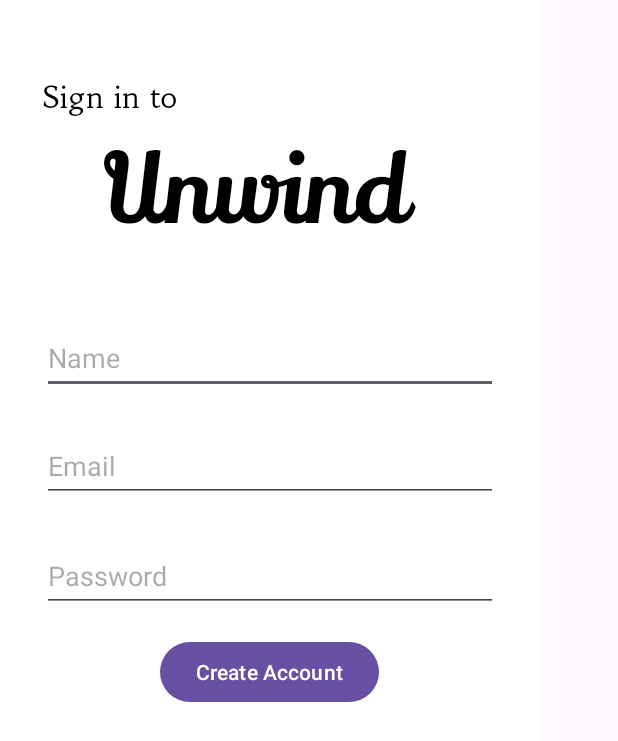
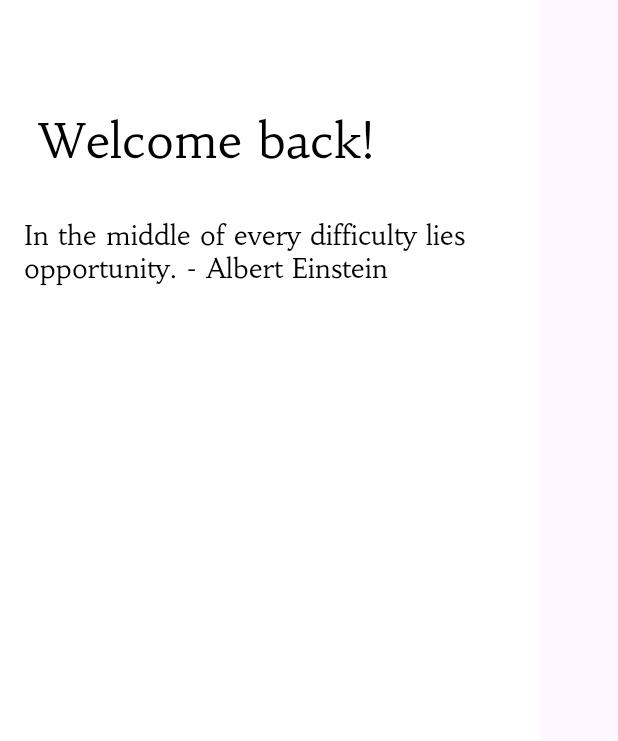
Before and after one commit to karlav24/Unwind, an Android app: the screen it shows after launch (LoginActivity before the commit, HomeActivity after it), on a phone screen of 412 x 824 dp. Shown: the top 741 px of the screen. Run offline under Robolectric (Android 15) with nearby library versions, the light colour scheme and no system bars.

Commit message:
added homepage and a fragment to display quotes, right now there is still no database for it, but i will be making the database to hold the quotes soon

```diff
--- /dev/null
+++ b/app/src/main/java/com/example/unwind/HomeActivity.kt
@@ -0,0 +1,25 @@
+package com.example.unwind
+
+import android.os.Bundle
+import android.widget.TextView
+import androidx.appcompat.app.AppCompatActivity
+
+class HomeActivity : AppCompatActivity() {
+    private lateinit var welcome_back: TextView
+    override fun onCreate(savedInstanceState: Bundle?) {
+        super.onCreate(savedInstanceState)
+        setContentView(R.layout.home_page_main)
+        welcome_back = findViewById(R.id.welcome_bac)
+        val userName = intent.getStringExtra("userName")
+        if (userName != null) {
+            welcome_back.text = "Welcome back, $userName!"
+        } else {
+            welcome_back.text = "Welcome back!"
+        }
+        val quotesFragment = QuotesFragment()
+        supportFragmentManager.beginTransaction()
+            .replace(R.id.fragmentContainer, quotesFragment)
+            .commit()
+
+    }
+}
--- /dev/null
+++ b/app/src/main/java/com/example/unwind/QuotesFragment.kt
@@ -0,0 +1,32 @@
+package com.example.unwind
+
+import android.os.Bundle
+import android.view.LayoutInflater
+import android.view.View
+import android.view.ViewGroup
+import android.widget.TextView
+import androidx.fragment.app.Fragment
+import com.example.unwind.R
+
+class QuotesFragment : Fragment() {
+
+    private lateinit var textViewQuote: TextView
+
+    override fun onCreateView(
+        inflater: LayoutInflater, container: ViewGroup?,
+        savedInstanceState: Bundle?
+    ): View? {
+        val view = inflater.inflate(R.layout.fragment_quotes, container, false)
+
+        textViewQuote = view.findViewById(R.id.textViewQuote)
+
+        loadQuote()
+
+        return view
+    }
+
+    private fun loadQuote() {
+        val sampleQuote = "In the middle of every difficulty lies opportunity. - Albert Einstein"
+        textViewQuote.text = sampleQuote
+    }
+}
--- /dev/null
+++ b/app/src/main/res/layout/fragment_quotes.xml
@@ -0,0 +1,16 @@
+<?xml version="1.0" encoding="utf-8"?>
+<LinearLayout xmlns:android="http://schemas.android.com/apk/res/android"
+    android:layout_width="match_parent"
+    android:layout_height="match_parent"
+    android:orientation="vertical"
+    android:padding="16dp">
+
+    <TextView
+        android:id="@+id/textViewQuote"
+        android:layout_width="wrap_content"
+        android:layout_height="wrap_content"
+        android:textSize="18sp"
+        android:textColor="@android:color/black"
+        android:textAppearance="@style/i_am_delibe"/>
+
+</LinearLayout>
--- /dev/null
+++ b/app/src/main/res/layout/home_page_main.xml
@@ -0,0 +1,32 @@
+<?xml version="1.0" encoding="utf-8"?>
+<RelativeLayout
+    xmlns:android="http://schemas.android.com/apk/res/android"
+    android:id="@+id/android_lar"
+    android:layout_width="360dp"
+    android:layout_height="800dp"
+    android:clipToOutline="true"
+    android:background="#FFFFFF"
+    >
+    <TextView
+        android:id="@+id/welcome_bac"
+        android:layout_width="288dp"
+        android:layout_height="39dp"
+        android:layout_alignParentLeft="true"
+        android:layout_marginLeft="25dp"
+        android:layout_alignParentTop="true"
+        android:layout_marginTop="74dp"
+        android:text=""
+        android:textAppearance="@style/welcome_bac"
+        android:gravity="top"
+        />
+
+    <FrameLayout
+        android:id="@+id/fragmentContainer"
+        android:layout_width="match_parent"
+        android:layout_height="wrap_content"
+        android:layout_below="@id/welcome_bac"
+        android:layout_marginTop="16dp" />
+
+
+
+</RelativeLayout>
--- a/app/src/main/res/values/strings.xml
+++ b/app/src/main/res/values/strings.xml
@@ -5,4 +5,5 @@
     <string name="relax_and_b">Relax and begin to</string>
     <string name="unwind">Unwind</string>
     <string name="sign_in_to">Sign in to</string>
+    <string name="i_am_delibe">I am deliberate and afraid of nothing.</string>
 </resources>
--- a/app/src/main/res/values/styles.xml
+++ b/app/src/main/res/values/styles.xml
@@ -1,20 +1,24 @@
 <?xml version="1.0" encoding="utf-8"?>
 <resources>
+
     <style name="take_a_deep">
         <item name="android:textSize">20sp</item>
         <item name="android:textColor">#000000</item>
         <item name="android:fontFamily">@font/habibi_regular</item>
     </style>
+
     <style name="relax_and_b">
         <item name="android:textSize">32sp</item>
         <item name="android:textColor">#000000</item>
         <item name="android:fontFamily">@font/habibi_regular</item>
     </style>
+
     <style name="unwind">
         <item name="android:textSize">64sp</item>
         <item name="android:textColor">#000000</item>
         <item name="android:fontFamily">@font/lily_script_one_regular</item>
     </style>
+
     <style name="start">
         <item name="android:textSize">24sp</item>
         <item name="android:textColor">#FFFFFF</item>
@@ -27,4 +31,15 @@
         <item name="android:fontFamily">@font/habibi_regular</item>
     </style>
 
+    <style name="welcome_bac">
+        <item name="android:textSize">32sp</item>
+        <item name="android:textColor">#000000</item>
+        <item name="android:fontFamily">@font/habibi_regular</item>
+    </style>
+
+    <style name="i_am_delibe">
+        <item name="android:textSize">24sp</item>
+        <item name="android:textColor">#F5F5F5</item>
+        <item name="android:fontFamily">@font/habibi_regular</item>
+    </style>
 </resources>
```
Also changed, not shown: app/src/main/AndroidManifest.xml (+9 -0 lines), app/src/main/java/com/example/unwind/LoginActivity.kt (+4 -5 lines), app/src/main/res/drawable/rectangle.xml (added, +29 -0 lines).
